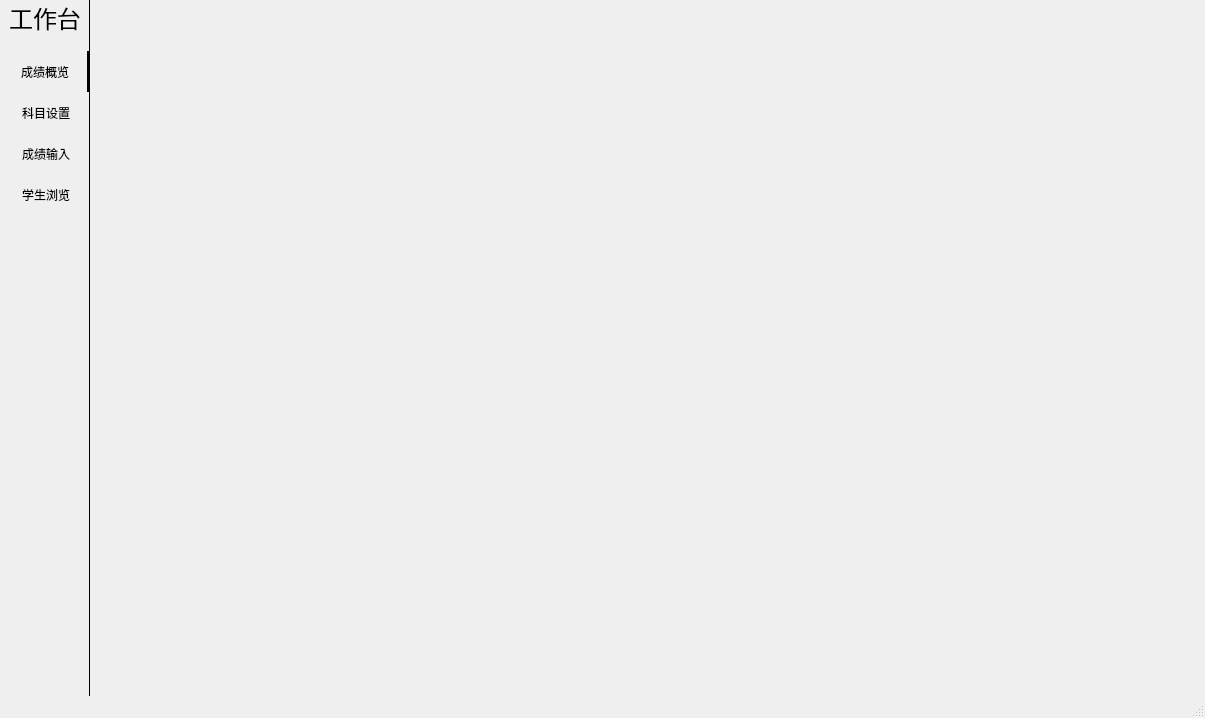
Before: the Qt Designer form 1788lab10/mainWindow.ui in fu1fan/lab10, drawn with Qt 5.
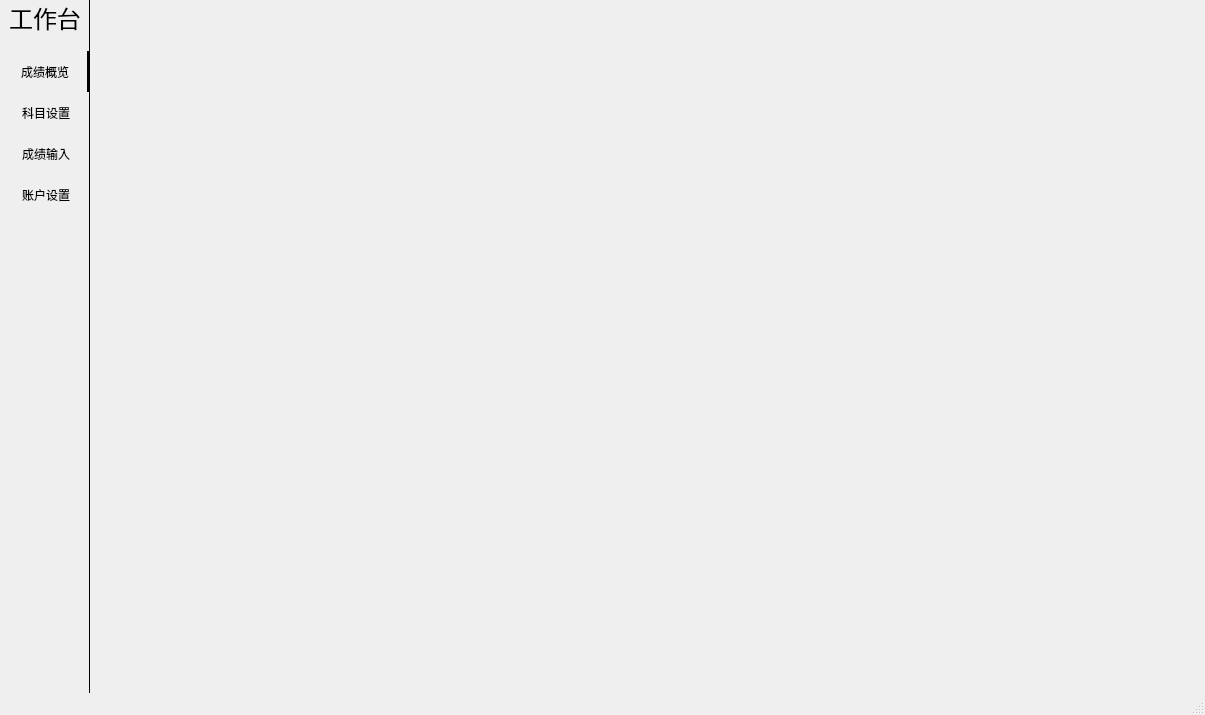
After: the same form once the commit is applied. Icons and pictures are not drawn.

Diff of the .ui file:
```diff
--- a/1788lab10/mainWindow.ui
+++ b/1788lab10/mainWindow.ui
@@ -7,7 +7,7 @@
     <x>0</x>
     <y>0</y>
     <width>1205</width>
-    <height>718</height>
+    <height>715</height>
    </rect>
   </property>
   <property name="windowTitle">
@@ -266,7 +266,7 @@
             </size>
            </property>
            <property name="text">
-            <string>学生浏览</string>
+            <string>账户设置</string>
            </property>
            <property name="icon">
             <iconset theme="media-seek-forward"/>
```
Left out of the diff: 2 changed lines with no effect on the pictures.
